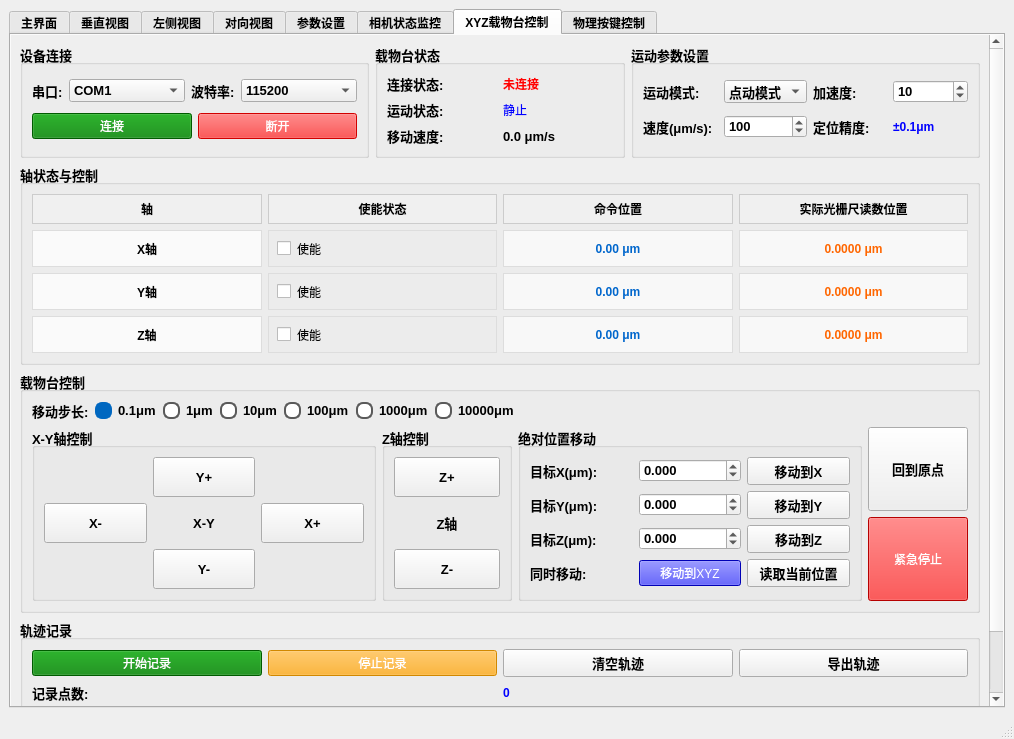
NicoleKJ9721/MutiCamApp, file src/ui/MutiCamApp.ui: the form before one commit.
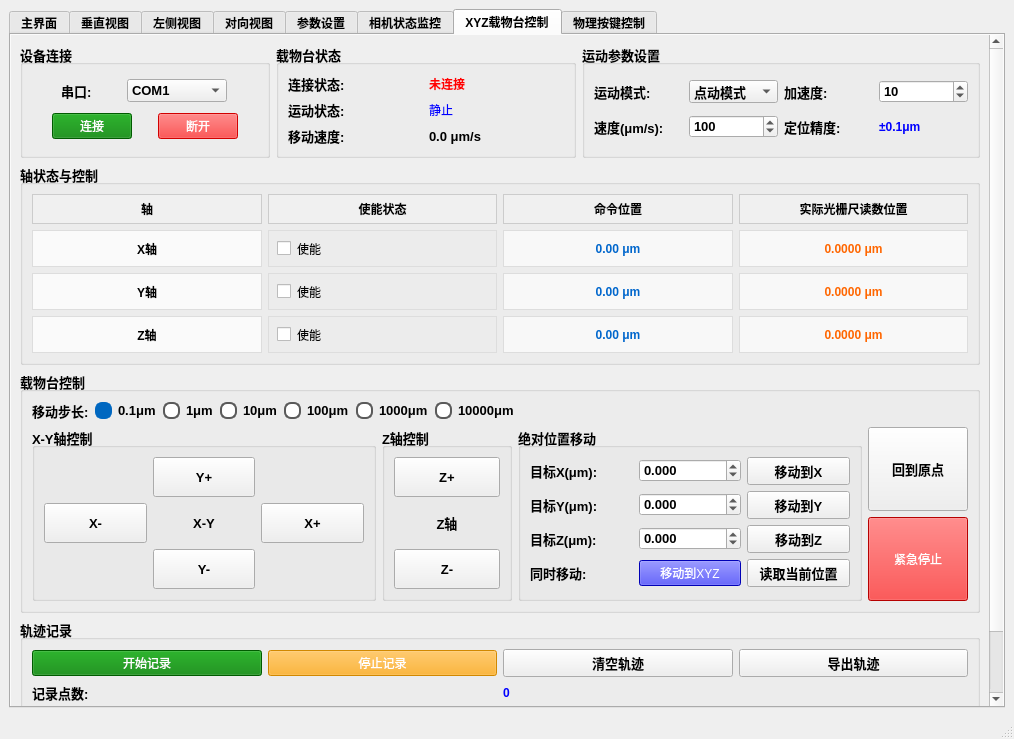
The form after the commit. The open tabs and pages were chosen to show the change.

Commit message:
🌈 style(ui): 调整MutiCamApp界面的布局和尺寸属性。
- 修改了控件的大小策略，将某些控件的垂直大小策略从Preferred改为Fixed。
- 调整了控件的最小宽度，从100增加到250，以改善界面布局。
- 移除了波特率相关的标签和下拉框选项。
- 将波特率下拉框替换为COM端口选项（COM1-COM4）。
- 增加了控件的最大宽度从250到300，优化界面显示效果。

```diff
--- a/src/ui/MutiCamApp.ui
+++ b/src/ui/MutiCamApp.ui
@@ -3528,6 +3528,18 @@
              <layout class="QHBoxLayout" name="horizontalLayout_topSection">
               <item>
                <widget class="QGroupBox" name="groupBoxConnection">
+                <property name="sizePolicy">
+                 <sizepolicy hsizetype="Fixed" vsizetype="Preferred">
+                  <horstretch>0</horstretch>
+                  <verstretch>0</verstretch>
+                 </sizepolicy>
+                </property>
+                <property name="minimumSize">
+                 <size>
+                  <width>250</width>
+                  <height>0</height>
+                 </size>
+                </property>
                 <property name="font">
                  <font>
                   <pointsize>10</pointsize>
@@ -3555,6 +3567,12 @@
                    </item>
                    <item>
                     <widget class="QComboBox" name="comboBoxPort">
+                     <property name="sizePolicy">
+                      <sizepolicy hsizetype="Fixed" vsizetype="Fixed">
+                       <horstretch>0</horstretch>
+                       <verstretch>0</verstretch>
+                      </sizepolicy>
+                     </property>
                      <property name="minimumSize">
                       <size>
                        <width>100</width>
@@ -3583,63 +3601,18 @@
                      </item>
                     </widget>
                    </item>
-                   <item>
-                    <widget class="QLabel" name="labelBaudRate">
-                     <property name="sizePolicy">
-                      <sizepolicy hsizetype="Fixed" vsizetype="Preferred">
-                       <horstretch>0</horstretch>
-                       <verstretch>0</verstretch>
-                      </sizepolicy>
-                     </property>
-                     <property name="text">
-                      <string>波特率:</string>
-                     </property>
-                    </widget>
-                   </item>
-                   <item>
-                    <widget class="QComboBox" name="comboBoxBaudRate">
-                     <property name="minimumSize">
-                      <size>
-                       <width>80</width>
-                       <height>0</height>
-                      </size>
-                     </property>
-                     <property name="currentIndex">
-                      <number>4</number>
-                     </property>
-                     <item>
-                      <property name="text">
-                       <string>9600</string>
-                      </property>
-                     </item>
-                     <item>
-                      <property name="text">
-                       <string>19200</string>
-                      </property>
-                     </item>
-                     <item>
-                      <property name="text">
-                       <string>38400</string>
-                      </property>
-                     </item>
-                     <item>
-                      <property name="text">
-                       <string>57600</string>
-                      </property>
-                     </item>
-                     <item>
-                      <property name="text">
-                       <string>115200</string>
-                      </property>
-                     </item>
-                    </widget>
-                   </item>
                   </layout>
                  </item>
                  <item>
                   <layout class="QHBoxLayout" name="horizontalLayout_2">
                    <item>
                     <widget class="QPushButton" name="btnConnect">
+                     <property name="sizePolicy">
+                      <sizepolicy hsizetype="Fixed" vsizetype="Fixed">
+                       <horstretch>0</horstretch>
+                       <verstretch>0</verstretch>
+                      </sizepolicy>
+                     </property>
                      <property name="styleSheet">
                       <string>background-color: green; color: white;</string>
                      </property>
@@ -3653,6 +3626,12 @@
                      <property name="enabled">
                       <bool>false</bool>
                      </property>
+                     <property name="sizePolicy">
+                      <sizepolicy hsizetype="Maximum" vsizetype="Fixed">
+                       <horstretch>0</horstretch>
+                       <verstretch>0</verstretch>
+                      </sizepolicy>
+                     </property>
                      <property name="styleSheet">
                       <string>background-color: red; color: white;</string>
                      </property>
@@ -3676,7 +3655,7 @@
                 </property>
                 <property name="minimumSize">
                  <size>
-                  <width>250</width>
+                  <width>300</width>
                   <height>0</height>
                  </size>
                 </property>
```
